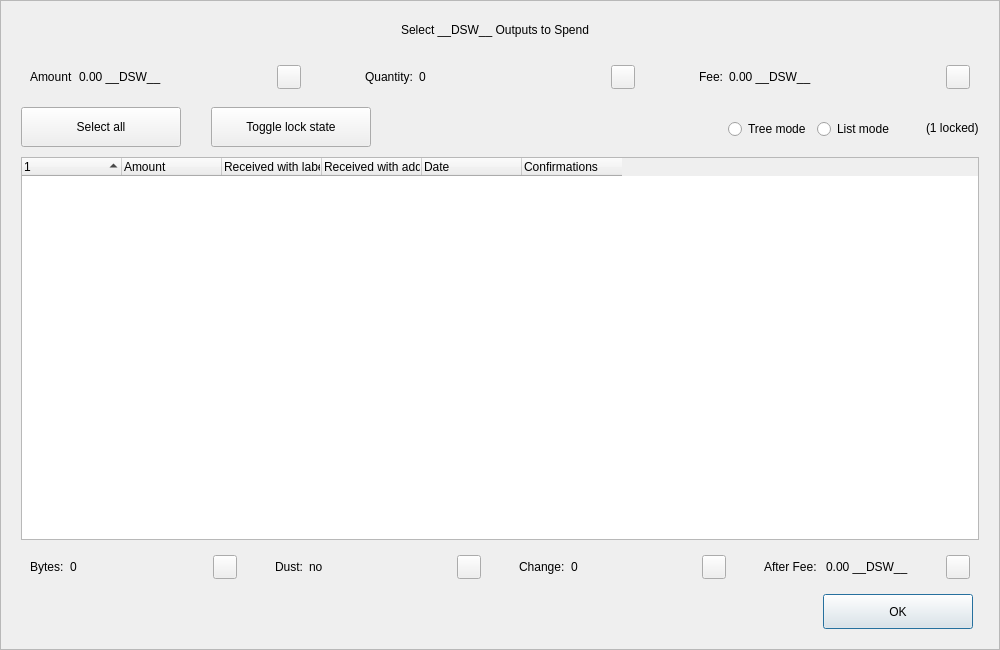
Old version of the form src/qt/forms/coincontroldialog.ui in the repository decenomy/DSW.
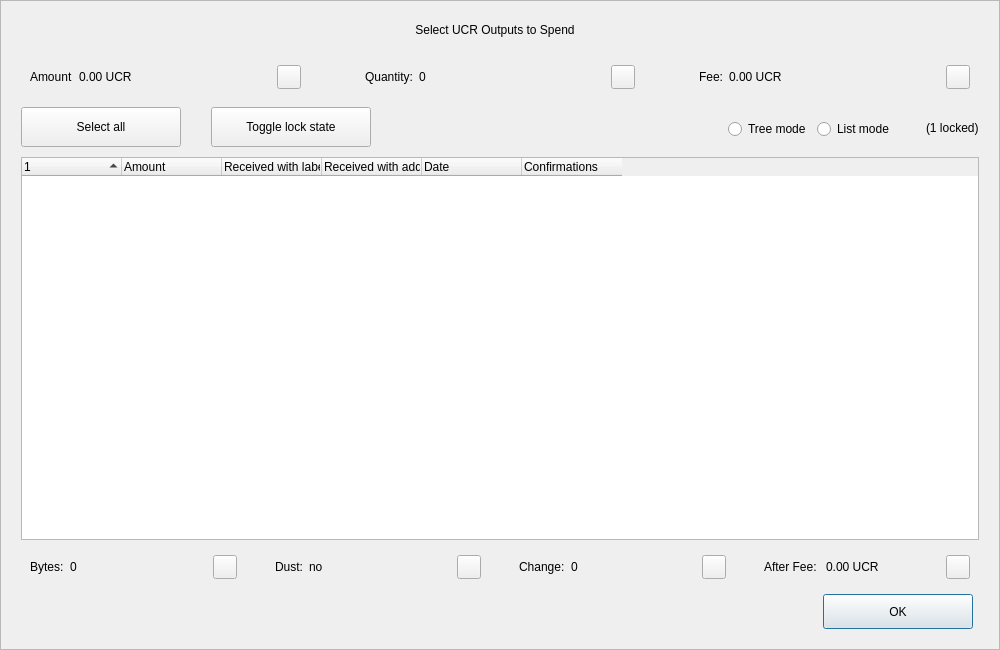
New version of the form. Custom widgets are drawn as their Qt base class.

Diff of the .ui file:
```diff
--- a/src/qt/forms/coincontroldialog.ui
+++ b/src/qt/forms/coincontroldialog.ui
@@ -98,7 +98,7 @@
            </size>
           </property>
           <property name="text">
-           <string>Select __DSW__ Outputs to Spend</string>
+           <string>Select UCR Outputs to Spend</string>
           </property>
           <property name="alignment">
            <set>Qt::AlignCenter</set>
@@ -144,7 +144,7 @@
            <item>
             <widget class="QLabel" name="labelCoinControlAmount">
              <property name="text">
-              <string>0.00 __DSW__</string>
+              <string>0.00 UCR</string>
              </property>
             </widget>
            </item>
@@ -268,7 +268,7 @@
            <item>
             <widget class="QLabel" name="labelCoinControlFee">
              <property name="text">
-              <string>0.00 __DSW__</string>
+              <string>0.00 UCR</string>
              </property>
             </widget>
            </item>
@@ -729,7 +729,7 @@
            <item>
             <widget class="QLabel" name="labelCoinControlAfterFee">
              <property name="text">
-              <string>0.00 __DSW__</string>
+              <string>0.00 UCR</string>
              </property>
             </widget>
            </item>
```
